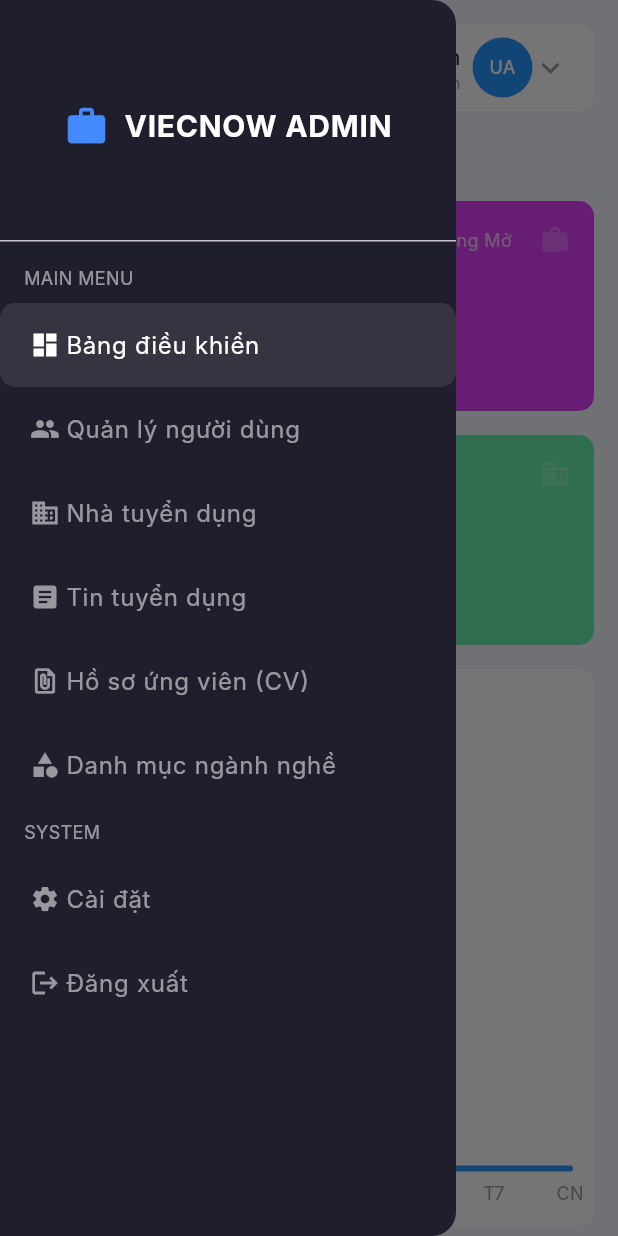
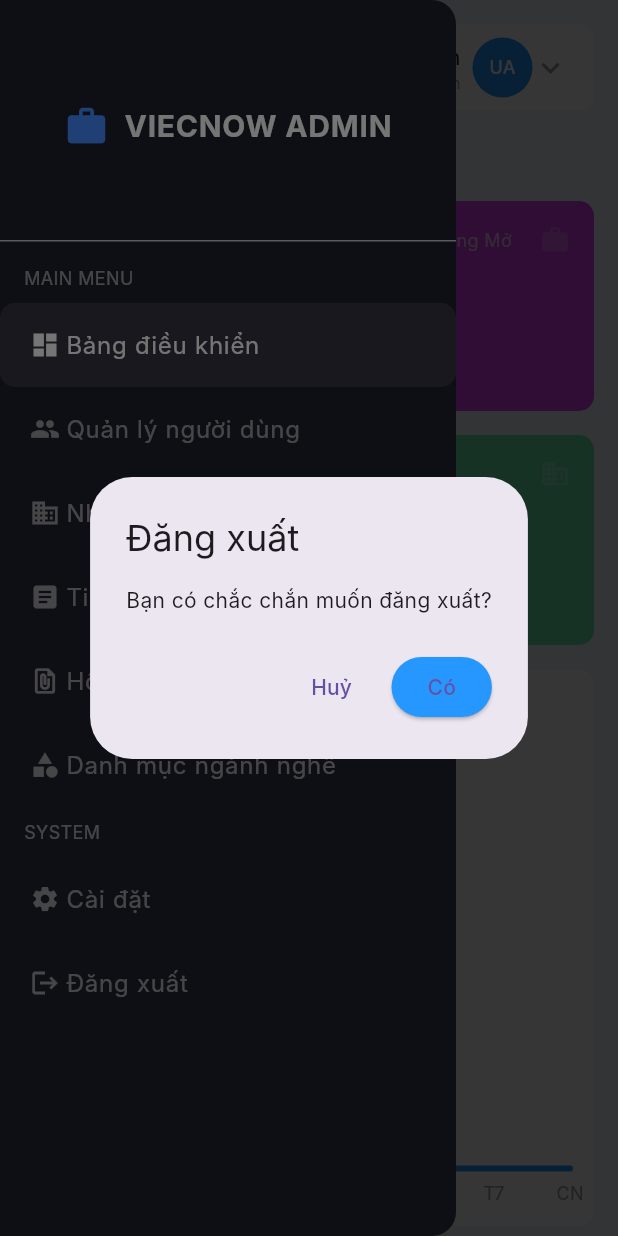
Before and after one commit to NhatLong246/TimKiemViecLam_Web, a Flutter app: the MainScreen screen opened directly, in the side drawer, after a tap on "Đăng xuất", on a phone screen of 412 x 824 dp. Run offline on Flutter 3.47's test engine with Material 3 defaults, Android fonts, the light colour scheme and no system bars; drawn by our look-alikes of fl_chart; our stand-ins replace cloud_firestore, firebase_core, shared_preferences; accounts and stored records are empty; generated files the repository leaves out were written again; Roboto replaces fonts that are missing (Inter).

Commit message:
cap nhat nut dang xuat

```diff
--- a/lib/views/dashboard/components/side_menu.dart
+++ b/lib/views/dashboard/components/side_menu.dart
@@ -1,5 +1,7 @@
 import 'package:flutter/material.dart';
+import 'package:provider/provider.dart';
 import '../../../constants.dart';
+import '../../../controllers/auth_controller.dart';
 
 class SideMenu extends StatelessWidget {
   const SideMenu({
@@ -82,11 +84,35 @@
           DrawerListTile(
             title: "Đăng xuất",
             icon: Icons.logout,
-            press: () {},
+            press: () => _confirmLogout(context),
           ),
         ],
       ),
     );
+  }
+}
+
+Future<void> _confirmLogout(BuildContext context) async {
+  final confirmed = await showDialog<bool>(
+    context: context,
+    builder: (ctx) => AlertDialog(
+      title: const Text('Đăng xuất'),
+      content: const Text('Bạn có chắc chắn muốn đăng xuất?'),
+      actions: [
+        TextButton(
+          onPressed: () => Navigator.pop(ctx, false),
+          child: const Text('Huỷ'),
+        ),
+        ElevatedButton(
+          style: ElevatedButton.styleFrom(backgroundColor: primaryColor),
+          onPressed: () => Navigator.pop(ctx, true),
+          child: const Text('Có'),
+        ),
+      ],
+    ),
+  );
+  if (confirmed == true && context.mounted) {
+    await context.read<AuthController>().logout();
   }
 }
 
```
